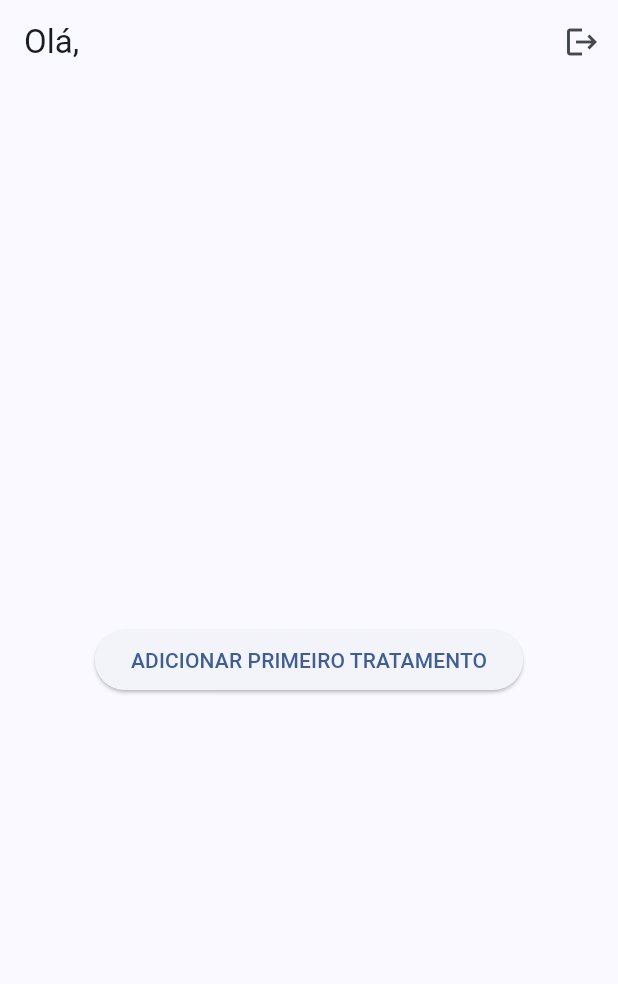
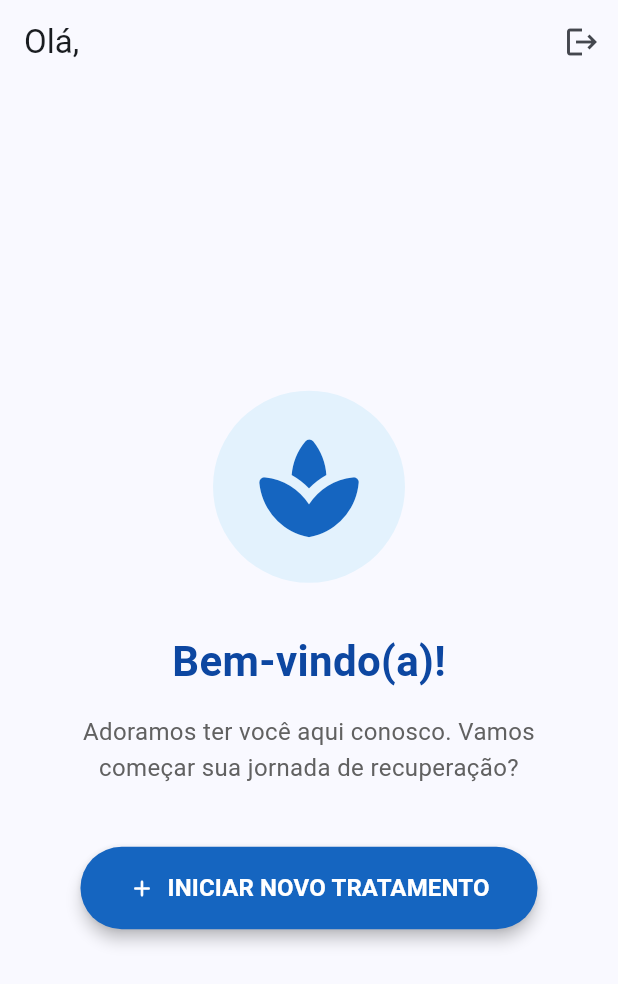
Before and after one commit to felipegatoloko10/minha_fisio, a Flutter app: the DashboardPage screen opened directly with empty values, on a phone screen of 412 x 824 dp. Shown: the top 984 px of the screen. Run offline on Flutter 3.47's test engine with Material 3 defaults, Android fonts, the phone set to English and light mode, and no system bars; our stand-ins replace percent_indicator, shared_preferences, table_calendar; accounts and stored records are empty.

Commit message:
Update: Nova tela inicial de boas-vindas mais acolhedora

```diff
--- a/lib/main.dart
+++ b/lib/main.dart
@@ -258,9 +258,65 @@ class _DashboardPageState extends State<DashboardPage> with TickerProviderStateM
       ),
       body: _treatments.isEmpty
           ? Center(
-              child: ElevatedButton(
-                onPressed: () => Navigator.push(context, MaterialPageRoute(builder: (_) => const CreateTreatmentPage())).then((_) => _loadData()),
-                child: const Text("ADICIONAR PRIMEIRO TRATAMENTO"),
+              child: Padding(
+                padding: const EdgeInsets.all(32.0),
+                child: Column(
+                  mainAxisAlignment: MainAxisAlignment.center,
+                  children: [
+                    Container(
+                      padding: const EdgeInsets.all(24),
+                      decoration: BoxDecoration(
+                        color: Colors.blue.shade50,
+                        shape: BoxShape.circle,
+                      ),
+                      child: Icon(
+                        Icons.spa_rounded,
+                        size: 80,
+                        color: Colors.blue.shade800,
+                      ),
+                    ),
+                    const SizedBox(height: 32),
+                    Text(
+                      'Bem-vindo(a)!',
+                      style: TextStyle(
+                        fontSize: 28,
+                        fontWeight: FontWeight.bold,
+                        color: Colors.blue.shade900,
+                      ),
+                    ),
+                    const SizedBox(height: 16),
+                    Text(
+                      'Adoramos ter você aqui conosco. Vamos começar sua jornada de recuperação?',
+                      textAlign: TextAlign.center,
+                      style: TextStyle(
+                        fontSize: 16,
+                        color: Colors.grey.shade700,
+                        height: 1.5,
+                      ),
+                    ),
+                    const SizedBox(height: 40),
+                    ElevatedButton.icon(
+                      onPressed: () => Navigator.push(
+                        context,
+                        MaterialPageRoute(builder: (_) => const CreateTreatmentPage()),
+                      ).then((_) => _loadData()),
+                      icon: const Icon(Icons.add_rounded),
+                      label: const Text(
+                        "INICIAR NOVO TRATAMENTO",
+                        style: TextStyle(fontSize: 16, fontWeight: FontWeight.bold),
+                      ),
+                      style: ElevatedButton.styleFrom(
+                        backgroundColor: Colors.blue.shade800,
+                        foregroundColor: Colors.white,
+                        padding: const EdgeInsets.symmetric(horizontal: 32, vertical: 16),
+                        elevation: 4,
+                        shape: RoundedRectangleBorder(
+                          borderRadius: BorderRadius.circular(30),
+                        ),
+                      ),
+                    ),
+                  ],
+                ),
               ),
             )
           : TabBarView(
```
